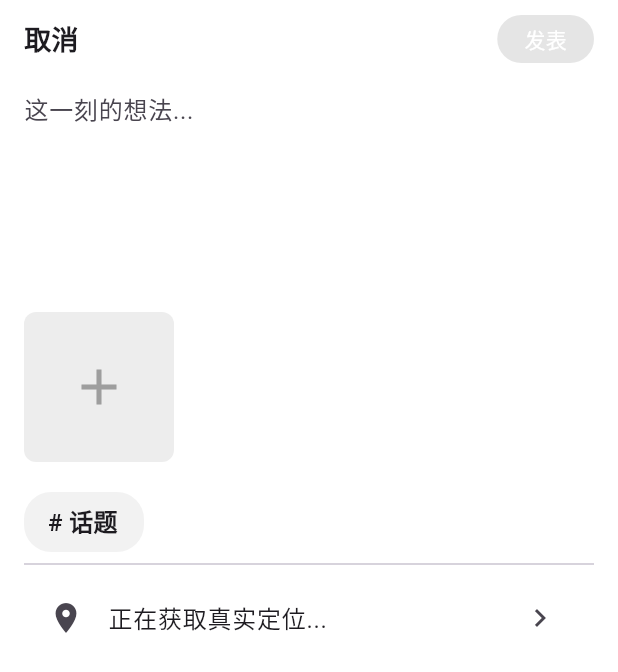
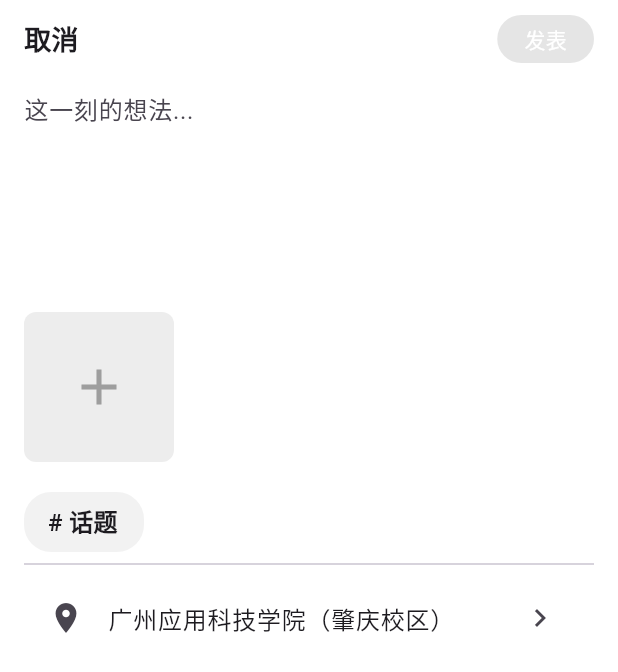
Before and after one commit to SuiYueBangBang-Team/frontend-_flutter_github, a Flutter app: the ChildCommunityPage screen opened directly, after a tap on "发帖", on a phone screen of 412 x 824 dp. Shown: the top 672 px of the screen. Run offline on Flutter 3.47's test engine with Material 3 defaults, Android fonts, the light colour scheme and no system bars; our stand-ins replace audioplayers, battery_plus, dio, image_picker, permission_handler, shared_preferences; missing offline and left inert: flutter_baidu_mapapi_base, flutter_baidu_mapapi_map, flutter_bmflocation, record, volume_controller; accounts and stored records are empty; network calls fail; Roboto replaces fonts that are missing (PingFang SC).

Commit message:
- 重置社区帖子处定位代码 - 使用动态视觉居中 - 地图禁止旋转

```diff
--- a/lib/page/child/child_community_page.dart
+++ b/lib/page/child/child_community_page.dart
@@ -3,7 +3,6 @@ import 'package:shared_preferences/shared_preferences.dart';
 import 'package:intl/intl.dart' hide TextDirection;
 import '../../utils/api_client.dart';
 import 'post_detail_page.dart';
-import 'package:flutter_bmflocation/flutter_bmflocation.dart'; //  引入定位
 
 class ChildCommunityPage extends StatefulWidget {
   const ChildCommunityPage({super.key});
@@ -31,104 +30,11 @@ class _ChildCommunityPageState extends State<ChildCommunityPage> {
   String currentUserNickname = "";
   String currentUserAvatar = "";
 
-  final LocationFlutterPlugin _locationPlugin = LocationFlutterPlugin();
-
   @override
   void initState() {
     super.initState();
     loadUserInfo();
-    _autoLocateCurrentCity(); //  1. 自动定位当前真实城市
-    _fetchRealProvinces();    //  2. 去后端拉取真实的全国省份数据
-  }
-
-  // UX 升级：一进入社区，利用百度SDK自动获取用户真实城市并筛选帖子
-  void _autoLocateCurrentCity() async {
-    // 这里如果之前没有请求过权限，最好也加上权限请求（通常在首页或发帖页已经授权过）
-    _locationPlugin.setAgreePrivacy(true);
-    BaiduLocationAndroidOption androidOption = BaiduLocationAndroidOption(
-      isNeedAddress: true,
-      coordType: BMFLocationCoordType.bd09ll,
-      scanspan: 1000, // 💡 修复：改为 1000，持续请求直到拿到省市
-    );
-    await _locationPlugin.prepareLoc(androidOption.getMap(), {});
-
-    _locationPlugin.seriesLocationCallback(callback: (BaiduLocation result) {
-      if (!mounted) return;
-
-      // 💡 核心拦截：如果还没解析出省市，直接跳过等下一次
-      if (result.province == null || result.city == null) {
-        return;
-      }
-
-      setState(() {
-        province = result.province;
-        city = result.city;
-        district = result.district;
-      });
-      loadPostList(); // 拿到真实城市后，自动刷新列表
-
-      // 💡 拿到真实地名后，再关掉定位
-      _locationPlugin.stopLocation();
-    });
-    await _locationPlugin.startLocation();
-  }
-
-  Future<void> _fetchRealProvinces() async {
-    try {
-      // 💡 真实场景下，向后端请求全国省份列表
-      // var res = await ApiClient().get('/api/common/regions/provinces');
-      // provinces = ["全部省份", ...List<String>.from(res)];
-
-      // 假设后端接口还没写好，暂时用这几个占位，等后端写好了去掉注释即可
-      provinces = ["全部省份", "广东省", "北京市", "上海市", "浙江省", "江苏省"];
-      setState(() {});
-    } catch (e) {
-      debugPrint("获取省份失败: $e");
-    }
-  }
-
-  Future<void> loadCityList(String selectedProvince) async {
-    if (selectedProvince == "全部省份") {
-      setState(() { cities = ["全部城市"]; });
-      return;
-    }
-    try {
-      // 💡 真实请求：根据省份拉取下属城市
-      // var res = await ApiClient().get('/api/common/regions/cities?province=$selectedProvince');
-      // cities = ["全部城市", ...List<String>.from(res)];
-
-      // 暂用假数据兜底
-      if (selectedProvince == "广东省") cities = ["全部城市", "广州市", "深圳市", "肇庆市"];
-      else cities = ["全部城市", "其他市测试"];
-      setState(() {});
-    } catch (e) {
-      debugPrint("获取城市失败: $e");
-    }
-  }
-
-  Future<void> loadDistrictList(String selectedCity) async {
-    if (selectedCity == "全部城市") {
-      setState(() { districts = ["全部区县"]; });
-      return;
-    }
-    try {
-      // 💡 真实请求：根据城市拉取下属区县
-      // var res = await ApiClient().get('/api/common/regions/districts?city=$selectedCity');
-      // districts = ["全部区县", ...List<String>.from(res)];
-
-      // 暂用假数据兜底
-      if (selectedCity == "肇庆市") districts = ["全部区县", "端州区", "鼎湖区", "高要区"];
-      else districts = ["全部区县", "其他区测试"];
-      setState(() {});
-    } catch (e) {
-      debugPrint("获取区县失败: $e");
-    }
-  }
-
-  @override
-  void dispose() {
-    _locationPlugin.stopLocation();
-    super.dispose();
+    loadProvinceList();
   }
 
   @override
@@ -146,7 +52,29 @@ class _ChildCommunityPageState extends State<ChildCommunityPage> {
     });
   }
 
+  loadProvinceList() {
+    provinces = ["全部省份", "广东省", "北京市", "上海市", "浙江省", "江苏省"];
+    setState(() {});
+  }
 
+  loadCityList(String province) {
+    if (province == "广东省") cities = ["全部城市", "广州市", "深圳市"];
+    else if (province == "北京市") cities = ["全部城市", "北京市"];
+    else if (province == "上海市") cities = ["全部城市", "上海市"];
+    else if (province == "浙江省") cities = ["全部城市", "杭州市"];
+    else if (province == "江苏省") cities = ["全部城市", "南京市"];
+    else cities = ["全部城市"];
+    setState(() {});
+  }
+
+  loadDistrictList(String city) {
+    if (city == "广州市") districts = ["全部区县", "番禺区", "天河区"];
+    else if (city == "深圳市") districts = ["全部区县", "南山区", "福田区"];
+    else if (city == "北京市") districts = ["全部区县", "海淀区", "朝阳区"];
+    else if (city == "南京市") districts = ["全部区县", "玄武区"];
+    else districts = ["全部区县"];
+    setState(() {});
+  }
 
   Future<void> loadPostList() async {
     setState(() => isLoading = true);
--- a/lib/page/child/child_create_post_page.dart
+++ b/lib/page/child/child_create_post_page.dart
@@ -4,8 +4,6 @@ import 'dart:convert';
 import 'package:image_picker/image_picker.dart';
 import 'package:dio/dio.dart';
 import '../../utils/api_client.dart'; // 引入请求客户端
-import 'package:flutter_bmflocation/flutter_bmflocation.dart'; // 💡 引入百度定位
-import 'package:permission_handler/permission_handler.dart'; // 💡 别忘了引入权限包
 
 class CreatePostPage extends StatefulWidget {
   const CreatePostPage({super.key});
@@ -27,86 +25,44 @@ class _CreatePostPageState extends State<CreatePostPage> {
   List<Map> originLocationList = [];
   List<String> topicList = [];
   List<String> imageList = []; // 存放上传成功的图片URL
-  // 💡 新增：定位插件实例
-  final LocationFlutterPlugin _locationPlugin = LocationFlutterPlugin();
 
   @override
   void initState() {
     super.initState();
-    _checkPermissionAndLocate();
+    loadCurrentLocation();
+    loadRecommendLocation();
     loadTopicList();
+    loadCurrentCity();
   }
 
-  @override
-  void dispose() {
-    _locationPlugin.stopLocation(); // 页面销毁时停止定位
-    super.dispose();
+  /// 当前定位
+  loadCurrentLocation() async {
+    setState(() {
+      locationName = "广州应用科技学院（肇庆校区）";
+    });
   }
 
-// 💡 1. 新增：权限校验逻辑
-  Future<void> _checkPermissionAndLocate() async {
-    PermissionStatus status = await Permission.location.request();
-    if (status.isGranted) {
-      loadRealLocationAndPoi();
-    } else {
-      setState(() {
-        locationName = "未授权定位权限";
-        cityName = "未知城市";
-      });
-    }
+  /// 当前城市
+  loadCurrentCity() async {
+    setState(() {
+      cityName = "肇庆市";
+    });
   }
 
-  // 💡 2. 修复：耐心等待地名解析完成后再关闭定位
-  void loadRealLocationAndPoi() async {
+  /// 推荐定位列表
+  loadRecommendLocation() async {
+    originLocationList = [
+      {"name": "广州应用科技学院（肇庆校区）", "distance": "1.0km", "address": "鼎湖区"},
+      {"name": "莲花广场", "distance": "1.3km", "address": "鼎湖区"},
+      {"name": "广科交流中心", "distance": "123m", "address": "鼎湖区"},
+      {"name": "葫芦山风景区", "distance": "1.9km", "address": "鼎湖区"},
+      {"name": "鼎湖万达广场", "distance": "2.5km", "address": "鼎湖区"},
+      {"name": "鼎湖山景区入口", "distance": "3.1km", "address": "鼎湖区"},
+    ];
     setState(() {
-      locationName = "正在获取真实定位...";
-      cityName = "定位中...";
+      locationList = originLocationList;
     });
-
-    _locationPlugin.setAgreePrivacy(true);
-
-    BaiduLocationAndroidOption androidOption = BaiduLocationAndroidOption(
-      locationMode: BMFLocationMode.hightAccuracy,
-      isNeedAddress: true,
-      isNeedLocationPoiList: true,
-      openGps: true,
-      coordType: BMFLocationCoordType.bd09ll,
-      // 💡 修复：改为 1000（1秒），允许它多定位几次，直到把地名解析出来
-      scanspan: 1000,
-    );
-    await _locationPlugin.prepareLoc(androidOption.getMap(), {});
-
-    _locationPlugin.seriesLocationCallback(callback: (BaiduLocation result) {
-      if (!mounted) return;
-
-      // 💡 核心拦截：如果百度只返回了经纬度，还没把“城市”和“地址”解析出来，就直接 Return，等下一次回调！
-      if (result.city == null && result.address == null) {
-        return;
-      }
-
-      setState(() {
-        cityName = result.city ?? "未知城市";
-        locationName = result.locationDetail ?? result.address ?? "未知位置";
-
-        if (result.pois != null && result.pois!.isNotEmpty) {
-          originLocationList = result.pois!.map((poi) => {
-            "name": poi.name ?? "未知位置",
-            "distance": "附近",
-            "address": poi.addr ?? ""
-          }).toList();
-        } else {
-          originLocationList = [{"name": locationName, "distance": "当前", "address": result.district ?? ""}];
-        }
-        locationList = originLocationList;
-      });
-
-      // 💡 只有在成功拿到包含地址的完整数据后，才真正停止定位，省电！
-      _locationPlugin.stopLocation();
-    });
-
-    await _locationPlugin.startLocation();
   }
-
 
   /// 搜索定位
   searchLocation(keyword) async {
--- a/lib/utils/api_client.dart
+++ b/lib/utils/api_client.dart
@@ -15,9 +15,9 @@ class ApiClient {
 
   ApiClient._internal() {
     BaseOptions options = BaseOptions(
-      baseUrl: "http://10.0.2.2:9000", // 模拟测试(模拟机)/
+      // baseUrl: "http://10.0.2.2:9000", // 模拟测试(模拟机)/
       // baseUrl: "http://127.0.0.1:9000",   // 无线测试(真机)
-      // baseUrl: "http://10.96.54.158:9000",
+      baseUrl: "http://10.96.54.158:9000",
 
       connectTimeout: const Duration(seconds: 15),
       receiveTimeout: const Duration(seconds: 60),
```
Also changed, not shown: lib/page/child/child_location_page.dart (+38 -32 lines).
